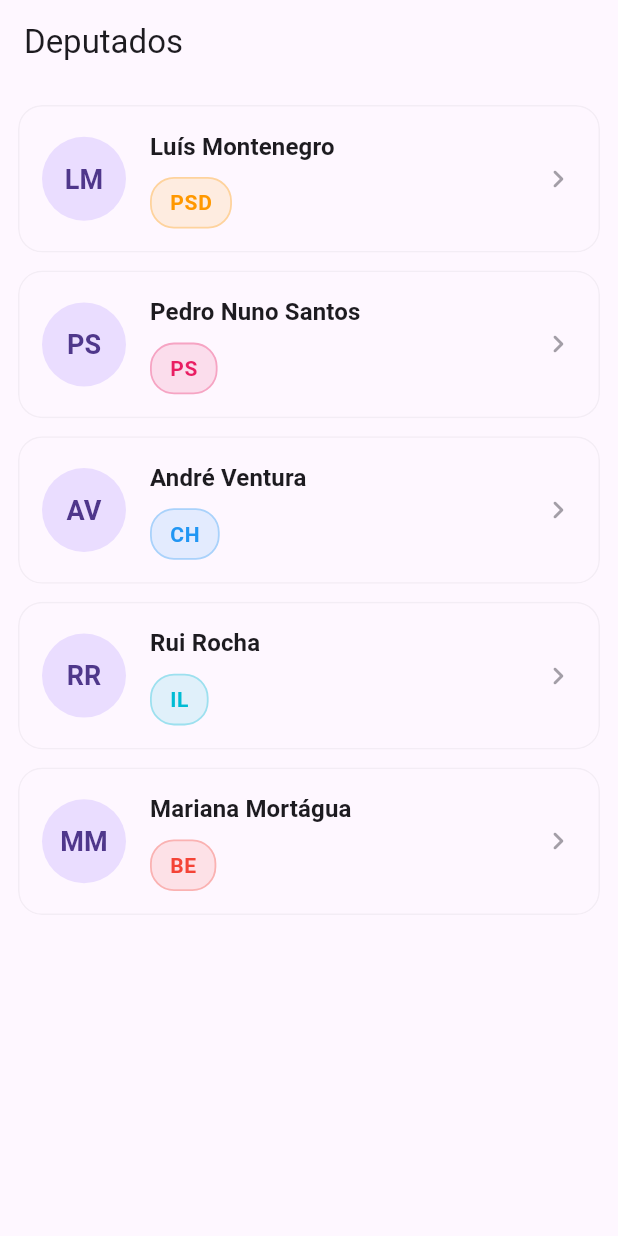
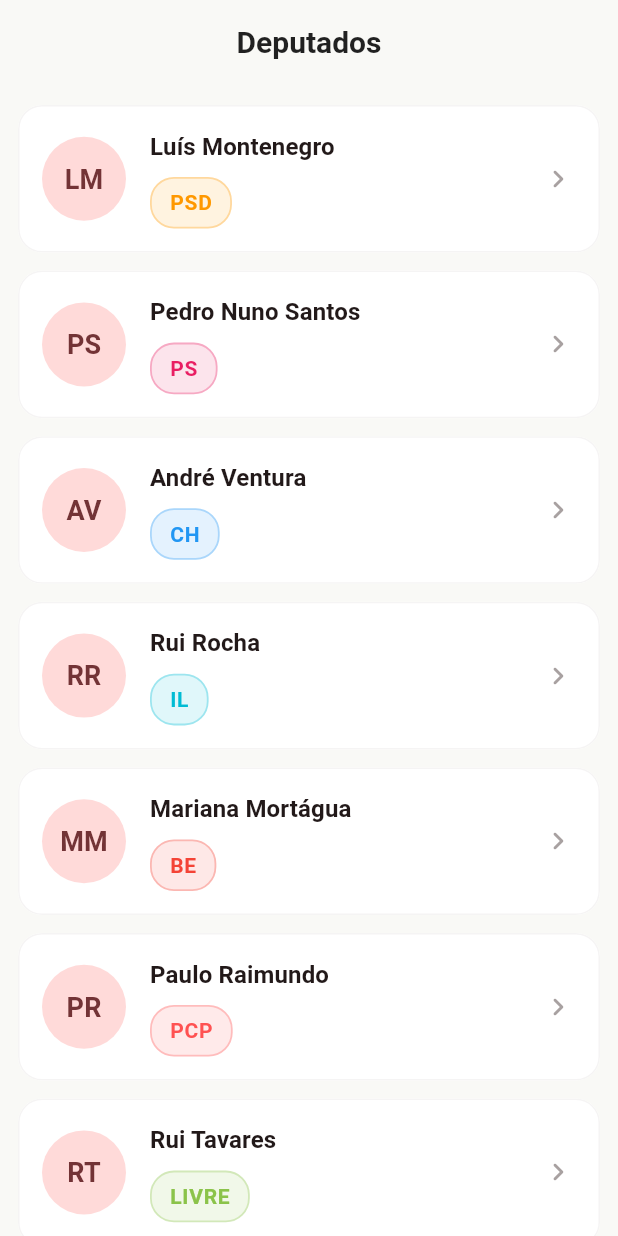
Before and after one commit to higinocaires/parlamento-formacao, a Flutter app: the screen it shows after launch, on a phone screen of 412 x 824 dp. Run offline on Flutter 3.47's test engine with Material 3 defaults, Android fonts, the phone set to English and light mode, and no system bars; our stand-ins replace flutter_riverpod.

Commit message:
add light and dark themes

```diff
--- /dev/null
+++ b/lib/core/app.dart
@@ -0,0 +1,18 @@
+import 'package:flutter/material.dart';
+import 'package:parlamento_pt/core/theme/app_theme.dart';
+import 'package:parlamento_pt/features/deputies/presentation/screens/deputies_list_screen.dart';
+
+class App extends StatelessWidget {
+  const App({super.key});
+
+  @override
+  Widget build(BuildContext context) {
+    return MaterialApp(
+      title: 'Parlamento PT',
+      theme: AppTheme.light,
+      darkTheme: AppTheme.dark,
+      themeMode: ThemeMode.system,
+      home: const DeputiesListScreen(),
+    );
+  }
+}
--- /dev/null
+++ b/lib/core/theme/app_theme.dart
@@ -0,0 +1,91 @@
+import 'package:flutter/material.dart';
+
+/// AppTheme defines the custom Light and Dark theme configurations.
+///
+/// Designed with a Parliament-inspired palette:
+/// - Light Theme: Off-white neutral backgrounds, deep burgundy primary, and green secondary accents.
+/// - Dark Theme: Deep charcoal backgrounds, soft rose-red primary, and soft green secondary accents.
+class AppTheme {
+  AppTheme._();
+
+  // Parliament-inspired color palette constants
+  static const Color _lightPrimary = Color(0xFF8A1C2A); // Deep Burgundy Red
+  static const Color _lightSecondary = Color(0xFF1E4C33); // Deep Green Accent
+  static const Color _lightBackground = Color(0xFFF9F9F6); // Soft Warm Off-White
+  static const Color _lightSurface = Color(0xFFFFFFFF);
+
+  static const Color _darkPrimary = Color(0xFFE26D7B); // Soft Burgundy Rose
+  static const Color _darkSecondary = Color(0xFF6F9C7D); // Soft Green Accent
+  static const Color _darkBackground = Color(0xFF121212); // Near Black
+  static const Color _darkSurface = Color(0xFF1E1E1C); // Very Dark Slate
+
+  /// The ThemeData configuration for the Light Theme.
+  static ThemeData get light {
+    return ThemeData(
+      useMaterial3: true,
+      colorScheme: ColorScheme.fromSeed(
+        seedColor: _lightPrimary,
+        brightness: Brightness.light,
+        primary: _lightPrimary,
+        secondary: _lightSecondary,
+        surface: _lightSurface,
+        onPrimary: Colors.white,
+        onSecondary: Colors.white,
+      ),
+      scaffoldBackgroundColor: _lightBackground,
+      appBarTheme: const AppBarTheme(
+        backgroundColor: _lightBackground,
+        foregroundColor: Colors.black87,
+        elevation: 0,
+        centerTitle: true,
+        titleTextStyle: TextStyle(
+          fontSize: 20,
+          fontWeight: FontWeight.bold,
+          color: Colors.black87,
+        ),
+      ),
+      cardTheme: CardThemeData(
+        color: _lightSurface,
+        elevation: 0,
+        shape: RoundedRectangleBorder(
+          borderRadius: BorderRadius.circular(16),
+        ),
+      ),
+    );
+  }
+
+  /// The ThemeData configuration for the Dark Theme.
+  static ThemeData get dark {
+    return ThemeData(
+      useMaterial3: true,
+      colorScheme: ColorScheme.fromSeed(
+        seedColor: _darkPrimary,
+        brightness: Brightness.dark,
+        primary: _darkPrimary,
+        secondary: _darkSecondary,
+        surface: _darkSurface,
+        onPrimary: Colors.black,
+        onSecondary: Colors.black,
+      ),
+      scaffoldBackgroundColor: _darkBackground,
+      appBarTheme: const AppBarTheme(
+        backgroundColor: _darkBackground,
+        foregroundColor: Colors.white70,
+        elevation: 0,
+        centerTitle: true,
+        titleTextStyle: TextStyle(
+          fontSize: 20,
+          fontWeight: FontWeight.bold,
+          color: Colors.white,
+        ),
+      ),
+      cardTheme: CardThemeData(
+        color: _darkSurface,
+        elevation: 0,
+        shape: RoundedRectangleBorder(
+          borderRadius: BorderRadius.circular(16),
+        ),
+      ),
+    );
+  }
+}
--- /dev/null
+++ b/lib/features/deputies/data/mock_deputies.dart
@@ -0,0 +1,44 @@
+import 'package:flutter/material.dart';
+
+/// A class representing mock deputy data for UI design and validation.
+class MockDeputy {
+  final String name;
+  final String party;
+  final Color partyColor;
+  final String imageUrl;
+
+  const MockDeputy({
+    required this.name,
+    required this.party,
+    required this.partyColor,
+    this.imageUrl = '',
+  });
+}
+
+/// A comprehensive list of mock deputies representing various political parties.
+const List<MockDeputy> mockDeputies = [
+  MockDeputy(name: 'Luís Montenegro', party: 'PSD', partyColor: Colors.orange),
+  MockDeputy(name: 'Pedro Nuno Santos', party: 'PS', partyColor: Colors.pink),
+  MockDeputy(name: 'André Ventura', party: 'CH', partyColor: Colors.blue),
+  MockDeputy(name: 'Rui Rocha', party: 'IL', partyColor: Colors.cyan),
+  MockDeputy(name: 'Mariana Mortágua', party: 'BE', partyColor: Colors.red),
+  MockDeputy(
+    name: 'Paulo Raimundo',
+    party: 'PCP',
+    partyColor: Colors.redAccent,
+  ),
+  MockDeputy(
+    name: 'Rui Tavares',
+    party: 'LIVRE',
+    partyColor: Colors.lightGreen,
+  ),
+  MockDeputy(name: 'Nuno Melo', party: 'CDS-PP', partyColor: Colors.blueAccent),
+  MockDeputy(name: 'Inês Sousa Real', party: 'PAN', partyColor: Colors.teal),
+  MockDeputy(
+    name: 'Augusto Santos Silva',
+    party: 'PS',
+    partyColor: Colors.pink,
+  ),
+  MockDeputy(name: 'Hugo Soares', party: 'PSD', partyColor: Colors.orange),
+  MockDeputy(name: 'Rita Matias', party: 'CH', partyColor: Colors.blue),
+];
--- a/lib/features/deputies/presentation/screens/deputies_list_screen.dart
+++ b/lib/features/deputies/presentation/screens/deputies_list_screen.dart
@@ -1,42 +1,9 @@
 import 'package:flutter/material.dart';
+import 'package:parlamento_pt/features/deputies/data/mock_deputies.dart';
 import 'package:parlamento_pt/features/deputies/presentation/widgets/deputy_card.dart';
 
 class DeputiesListScreen extends StatelessWidget {
   const DeputiesListScreen({super.key});
-
-  // Hardcoded mock list of 5 deputies
-  static const List<Map<String, dynamic>> _mockDeputies = [
-    {
-      'name': 'Luís Montenegro',
-      'party': 'PSD',
-      'partyColor': Colors.orange,
-      'imageUrl': '',
-    },
-    {
-      'name': 'Pedro Nuno Santos',
-      'party': 'PS',
-      'partyColor': Colors.pink,
-      'imageUrl': '',
-    },
-    {
-      'name': 'André Ventura',
-      'party': 'CH',
-      'partyColor': Colors.blue,
-      'imageUrl': '',
-    },
-    {
-      'name': 'Rui Rocha',
-      'party': 'IL',
-      'partyColor': Colors.cyan,
-      'imageUrl': '',
-    },
-    {
-      'name': 'Mariana Mortágua',
-      'party': 'BE',
-      'partyColor': Colors.red,
-      'imageUrl': '',
-    },
-  ];
 
   @override
   Widget build(BuildContext context) {
@@ -44,18 +11,18 @@
       appBar: AppBar(title: const Text('Deputados')),
       body: ListView.builder(
         padding: const EdgeInsets.symmetric(vertical: 8),
-        itemCount: _mockDeputies.length,
+        itemCount: mockDeputies.length,
         itemBuilder: (context, index) {
-          final deputy = _mockDeputies[index];
+          final deputy = mockDeputies[index];
           return DeputyCard(
-            name: deputy['name'] as String,
-            party: deputy['party'] as String,
-            partyColor: deputy['partyColor'] as Color?,
-            imageUrl: deputy['imageUrl'] as String?,
+            name: deputy.name,
+            party: deputy.party,
+            partyColor: deputy.partyColor,
+            imageUrl: deputy.imageUrl,
             onTap: () {
               ScaffoldMessenger.of(context).showSnackBar(
                 SnackBar(
-                  content: Text('Selecionou ${deputy['name']}'),
+                  content: Text('Selecionou ${deputy.name}'),
                   duration: const Duration(seconds: 1),
                 ),
               );
--- a/lib/main.dart
+++ b/lib/main.dart
@@ -1,19 +1,5 @@
 import 'package:flutter/material.dart';
 import 'package:flutter_riverpod/flutter_riverpod.dart';
-import 'package:parlamento_pt/features/deputies/presentation/screens/deputies_list_screen.dart';
+import 'package:parlamento_pt/core/app.dart';
 
-void main() {
-  runApp(const ProviderScope(child: MyApp()));
-}
-
-class MyApp extends StatelessWidget {
-  const MyApp({super.key});
-
-  @override
-  Widget build(BuildContext context) {
-    return MaterialApp(
-      title: 'Parlamento PT',
-      home: const DeputiesListScreen(),
-    );
-  }
-}
+void main() => runApp(const ProviderScope(child: App()));
```
Also changed, not shown: 4 other files.
